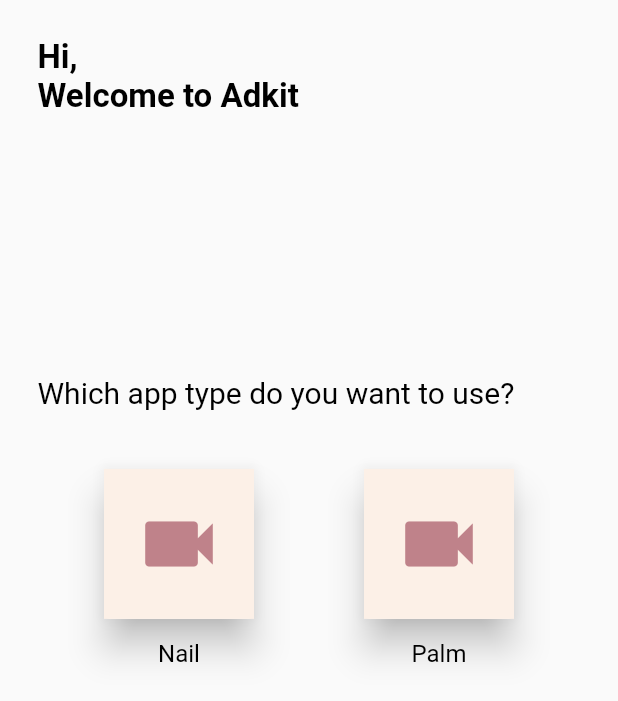
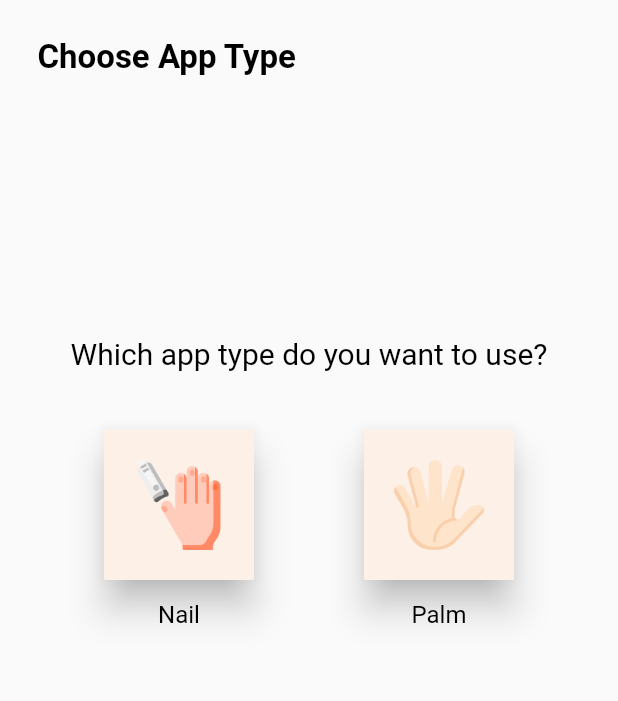
Before and after one commit to Soupaul/app-ADKit-meity, a Flutter app: the NailOrPalm screen opened directly, on a phone screen of 412 x 824 dp. Shown: the top 701 px of the screen. Run offline on Flutter 3.47's test engine with Material 2 defaults, Android fonts, the light colour scheme and no system bars; our stand-ins replace avatar_glow, cloud_firestore, firebase_auth, firebase_core, firebase_storage, fl_chart and 8 more; missing offline and left inert: customgauge; accounts and stored records are empty; project files that could hold a hidden picture were left out.

Commit message:
[+] Option to choose app type
1. Added a new screen to choose nail or palm type
2. Added two different endpoints for respective app type

```diff
--- a/lib/resources/api.dart
+++ b/lib/resources/api.dart
@@ -12,9 +12,9 @@ class API {
   static Reference _firebaseStorageRef = FirebaseStorage.instance.ref();
 
   static Future<double?> processVideo(
-      String filePath, String age, String gender) async {
+      String filePath, String age, String gender, String type) async {
     var coll = await FirebaseFirestore.instance.collection('API_URL').get();
-    String url = coll.docs[0]['url'];
+    String url = type == 'nail' ? coll.docs[0]['url'] : coll.docs[1]['url'];
     print(url);
 
     Response response = await http.post(
@@ -71,13 +71,14 @@ class API {
     }
   }
 
-  static void addResult(double hb) {
+  static void addResult(double hb, String type) {
     FirebaseFirestore.instance
         .collection('users')
         .doc(FirebaseAuth.instance.currentUser!.uid)
         .collection('results')
         .add({
       "hb_val": hb,
+      "type": type,
       "time": DateTime.now(),
     });
   }
--- a/lib/ui/choose_nail_palm.dart
+++ b/lib/ui/choose_nail_palm.dart
@@ -18,7 +18,7 @@ class _NailOrPalmState extends State<NailOrPalm> {
         child: Column(
           children: [
             Container(
-              child: Text("Hi,\nWelcome to Adkit",
+              child: Text("Choose App Type",
                   style: TextStyle(
                     fontSize: 22,
                     color: Colors.black,
@@ -39,7 +39,6 @@ class _NailOrPalmState extends State<NailOrPalm> {
                         fontSize: 20,
                         color: Colors.black,
                       )),
-                  alignment: Alignment.topLeft,
                   padding: EdgeInsets.all(25),
                 ),
                 SizedBox(
@@ -52,16 +51,17 @@ class _NailOrPalmState extends State<NailOrPalm> {
                     Column(
                       children: [
                         InkWell(
-                          onTap: () {},
+                          onTap: () {
+                            Navigator.of(context).pop('nail');
+                          },
                           child: Card(
                             elevation: 10,
                             child: Container(
                               color: Theme.of(context).accentColor,
                               padding: EdgeInsets.all(20),
-                              child: Icon(
-                                Icons.videocam,
-                                color: Color(0xFFBF828A),
-                                size: 60,
+                              child: Image.asset(
+                                'assets/nail-clipper.png',
+                                height: 60,
                               ),
                             ),
                           ),
@@ -79,16 +79,17 @@ class _NailOrPalmState extends State<NailOrPalm> {
                     Column(
                       children: [
                         InkWell(
-                          onTap: () {},
+                          onTap: () {
+                            Navigator.of(context).pop('palm');
+                          },
                           child: Card(
                             elevation: 10,
                             child: Container(
                               color: Theme.of(context).accentColor,
                               padding: EdgeInsets.all(20),
-                              child: Icon(
-                                Icons.videocam,
-                                color: Color(0xFFBF828A),
-                                size: 60,
+                              child: Image.asset(
+                                'assets/hello.png',
+                                height: 60,
                               ),
                             ),
                           ),
--- a/lib/ui/home.dart
+++ b/lib/ui/home.dart
@@ -10,6 +10,7 @@ import 'package:flutter/material.dart';
 import 'package:image_gallery_saver/image_gallery_saver.dart';
 import 'package:image_picker/image_picker.dart';
 import 'package:thefirstone/resources/api.dart';
+import 'package:thefirstone/ui/choose_nail_palm.dart';
 import 'package:thefirstone/ui/form.dart';
 import 'package:thefirstone/ui/login.dart';
 import 'package:thefirstone/ui/trend_graph.dart';
@@ -30,13 +31,13 @@ class _HomePageState extends State<HomePage> {
   UploadTask? _uploadTask;
   bool? isPregnant;
   DocumentSnapshot? userData;
+  String? appType;
 
   @override
   void initState() {
     FirebaseFirestore.instance
         .collection('users')
         .doc(FirebaseAuth.instance.currentUser!.uid)
-        // .doc('jMYSw3V8EIUgQd4bKdMivxO4Zvd2')
         .get()
         .then((value) {
       setState(() {
@@ -47,16 +48,18 @@ class _HomePageState extends State<HomePage> {
   }
 
   Future _selectAndUploadVideo() async {
+    final type = await Navigator.of(context)
+        .push(MaterialPageRoute(builder: (context) => NailOrPalm()));
+    print(type);
+
     final result = await _imagePicker.pickVideo(source: ImageSource.gallery);
 
     if (result == null) {
-      // setState(() {
-      //   firstButtonText = 'No video was selected.';
-      // });
       return;
     }
 
     setState(() {
+      appType = type;
       firstButtonText = 'Uploading video...';
       _currentVideo = File(result.path);
     });
@@ -386,11 +389,12 @@ class _HomePageState extends State<HomePage> {
     int age = _calcAge(userData!['dob']);
     String gender = userData!['gender'] == "Male" ? "1" : "0";
 
-    double? data = await API.processVideo(downUrl!, age.toString(), gender);
+    double? data =
+        await API.processVideo(downUrl!, age.toString(), gender, appType!);
 
     // double? data = await API.dummy();
 
-    API.addResult(data!);
+    API.addResult(data!, appType!);
     _showGauge(data, age);
 
     print("API response $data");
--- a/pubspec.yaml
+++ b/pubspec.yaml
@@ -26,7 +26,7 @@ dependencies:
   # video_player: ^0.10.2+1
   firebase_core: ^1.3.0
   # gallery_saver: ^2.1.2
-  image_gallery_saver: ^1.6.9
+  image_gallery_saver: ^1.7.1
   firebase_auth: ^2.0.0
   # google_sign_in: ^4.4.4
   firebase_analytics: ^8.1.2
```
Also changed, not shown: assets/hello.png (added), assets/nail-clipper.png (added), pubspec.lock.
